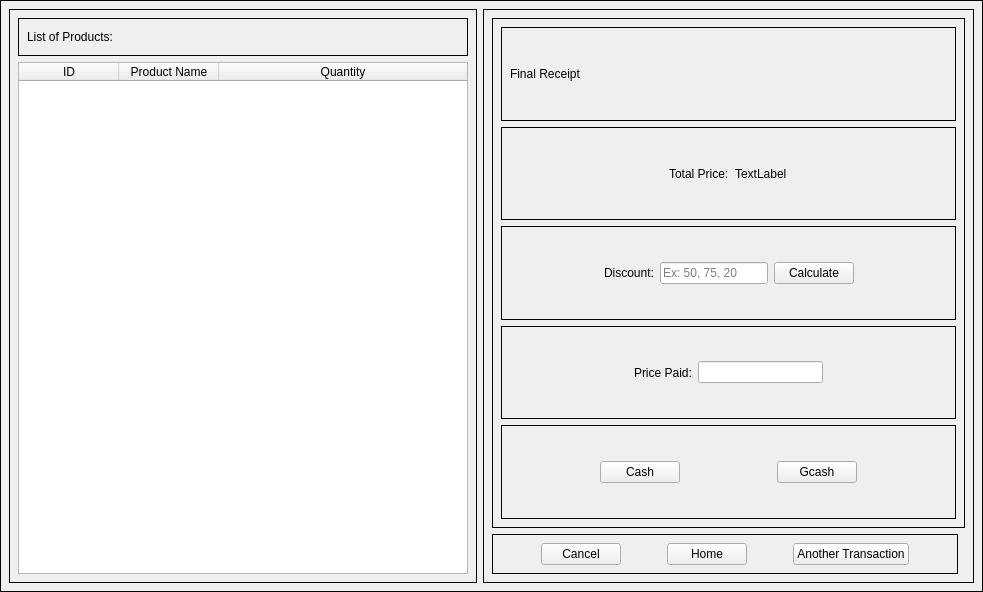
First picture: the form in Screens/MainMenuScreens/Transaction/Transaction_Payment.ui, repository Bideiro/Ranil_project_py, before the edit.
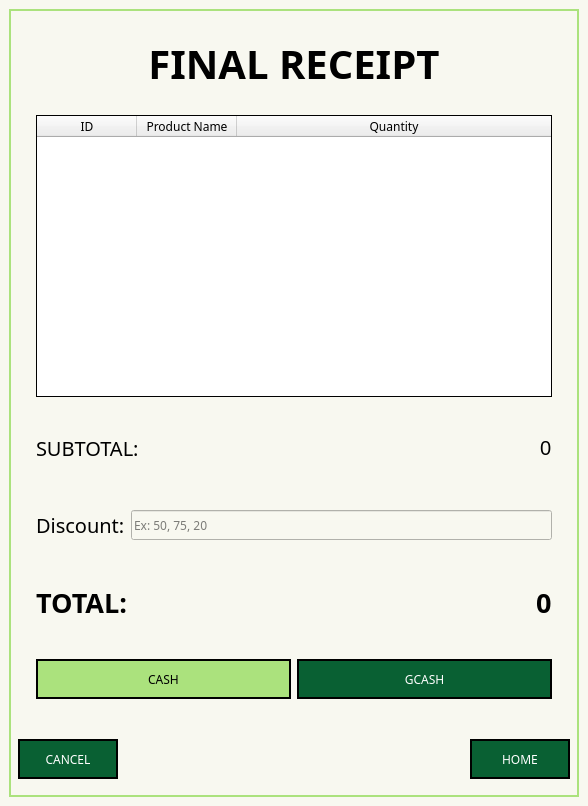
Second picture: the form after the edit.

Diff of the .ui file:
```diff
--- a/Screens/MainMenuScreens/Transaction/Transaction_Payment.ui
+++ b/Screens/MainMenuScreens/Transaction/Transaction_Payment.ui
@@ -6,8 +6,8 @@
    <rect>
     <x>0</x>
     <y>0</y>
-    <width>983</width>
-    <height>592</height>
+    <width>588</width>
+    <height>806</height>
    </rect>
   </property>
   <property name="windowTitle">
@@ -15,85 +15,38 @@
   </property>
   <widget class="QWidget" name="centralwidget">
    <property name="styleSheet">
-    <string notr="true">.QWidget
-{border:1px solid black;}</string>
+    <string notr="true">.QWidget{
+background-color: #F8F8F0
+}
+#widget_2{
+border: 2px solid #ABE27D;
+}
+#widget_9{
+background-color: #F8F8F0;
+}
+.QPushButton{
+background-color: #096033;
+border: 2px solid;
+color: white
+}
+#Cash_btn, #pushButton_3{
+background-color: #ABE27D;
+border: 2px solid black;
+color: black
+}
+#Search_LE{
+border : 1px solid gray;
+color: black
+}
+.QTableWidget{
+border: 1px solid black;
+}
+.QLineEdit{
+background-color: #F8F8F0;
+color: black
+}</string>
    </property>
    <layout class="QHBoxLayout" name="horizontalLayout_8">
-    <item>
-     <widget class="QWidget" name="widget" native="true">
-      <layout class="QVBoxLayout" name="verticalLayout">
-       <item>
-        <widget class="QWidget" name="widget_10" native="true">
-         <layout class="QHBoxLayout" name="horizontalLayout">
-          <item>
-           <widget class="QLabel" name="label_7">
-            <property name="text">
-             <string>List of Products:</string>
-            </property>
-           </widget>
-          </item>
-          <item>
-           <spacer name="horizontalSpacer_15">
-            <property name="orientation">
-             <enum>Qt::Horizontal</enum>
-            </property>
-            <property name="sizeHint" stdset="0">
-             <size>
-              <width>321</width>
-              <height>20</height>
-             </size>
-            </property>
-           </spacer>
-          </item>
-         </layout>
-        </widget>
-       </item>
-       <item>
-        <widget class="QTableWidget" name="Product_Table">
-         <property name="sizeAdjustPolicy">
-          <enum>QAbstractScrollArea::AdjustToContents</enum>
-         </property>
-         <property name="editTriggers">
-          <set>QAbstractItemView::NoEditTriggers</set>
-         </property>
-         <property name="alternatingRowColors">
-          <bool>true</bool>
-         </property>
-         <property name="sortingEnabled">
-          <bool>true</bool>
-         </property>
-         <attribute name="horizontalHeaderMinimumSectionSize">
-          <number>32</number>
-         </attribute>
-         <attribute name="horizontalHeaderStretchLastSection">
-          <bool>true</bool>
-         </attribute>
-         <attribute name="verticalHeaderVisible">
-          <bool>false</bool>
-         </attribute>
-         <attribute name="verticalHeaderMinimumSectionSize">
-          <number>24</number>
-         </attribute>
-         <column>
-          <property name="text">
-           <string>ID</string>
-          </property>
-         </column>
-         <column>
-          <property name="text">
-           <string>Product Name</string>
-          </property>
-         </column>
-         <column>
-          <property name="text">
-           <string>Quantity</string>
-          </property>
-         </column>
-        </widget>
-       </item>
-      </layout>
-     </widget>
-    </item>
     <item>
      <widget class="QWidget" name="widget_2" native="true">
       <layout class="QVBoxLayout" name="verticalLayout_3">
@@ -105,91 +58,169 @@
             <layout class="QHBoxLayout" name="horizontalLayout_3">
              <item>
               <widget class="QLabel" name="label">
+               <property name="font">
+                <font>
+                 <family>DM Sans</family>
+                 <pointsize>30</pointsize>
+                 <bold>true</bold>
+                </font>
+               </property>
                <property name="text">
-                <string>Final Receipt</string>
+                <string>FINAL RECEIPT</string>
                </property>
+               <property name="alignment">
+                <set>Qt::AlignCenter</set>
+               </property>
               </widget>
              </item>
-             <item>
-              <spacer name="horizontalSpacer_5">
-               <property name="orientation">
-                <enum>Qt::Horizontal</enum>
-               </property>
-               <property name="sizeHint" stdset="0">
-                <size>
-                 <width>378</width>
-                 <height>20</height>
-                </size>
-               </property>
-              </spacer>
-             </item>
             </layout>
            </widget>
           </item>
           <item>
-           <widget class="QWidget" name="widget_7" native="true">
-            <layout class="QHBoxLayout" name="horizontalLayout_4">
+           <widget class="QWidget" name="widget" native="true">
+            <property name="sizePolicy">
+             <sizepolicy hsizetype="Preferred" vsizetype="Fixed">
+              <horstretch>0</horstretch>
+              <verstretch>0</verstretch>
+             </sizepolicy>
+            </property>
+            <property name="minimumSize">
+             <size>
+              <width>0</width>
+              <height>300</height>
+             </size>
+            </property>
+            <layout class="QVBoxLayout" name="verticalLayout">
              <item>
-              <spacer name="horizontalSpacer_9">
-               <property name="orientation">
-                <enum>Qt::Horizontal</enum>
+              <widget class="QTableWidget" name="Product_Table">
+               <property name="sizePolicy">
+                <sizepolicy hsizetype="Expanding" vsizetype="Expanding">
+                 <horstretch>0</horstretch>
+                 <verstretch>0</verstretch>
+                </sizepolicy>
                </property>
-               <property name="sizeHint" stdset="0">
-                <size>
-                 <width>162</width>
-                 <height>20</height>
-                </size>
+               <property name="font">
+                <font>
+                 <family>DM Sans</family>
+                </font>
                </property>
-              </spacer>
-             </item>
-             <item>
-              <widget class="QLabel" name="label_2">
-               <property name="text">
-                <string>Total Price:</string>
+               <property name="sizeAdjustPolicy">
+                <enum>QAbstractScrollArea::AdjustToContents</enum>
                </property>
+               <property name="editTriggers">
+                <set>QAbstractItemView::NoEditTriggers</set>
+               </property>
+               <property name="alternatingRowColors">
+                <bool>true</bool>
+               </property>
+               <property name="sortingEnabled">
+                <bool>true</bool>
+               </property>
+               <attribute name="horizontalHeaderCascadingSectionResizes">
+                <bool>false</bool>
+               </attribute>
+               <attribute name="horizontalHeaderMinimumSectionSize">
+                <number>19</number>
+               </attribute>
+               <attribute name="horizontalHeaderStretchLastSection">
+                <bool>true</bool>
+               </attribute>
+               <attribute name="verticalHeaderVisible">
+                <bool>false</bool>
+               </attribute>
+               <attribute name="verticalHeaderMinimumSectionSize">
+                <number>21</number>
+               </attribute>
+               <column>
+                <property name="text">
+                 <string>ID</string>
+                </property>
+                <property name="font">
+                 <font>
+                  <family>DM Sans</family>
+                 </font>
+                </property>
+               </column>
+               <column>
+                <property name="text">
+                 <string>Product Name</string>
+                </property>
+                <property name="font">
+                 <font>
+                  <family>DM Sans</family>
+                 </font>
+                </property>
+               </column>
+               <column>
+                <property name="text">
+                 <string>Quantity</string>
+                </property>
+                <property name="font">
+                 <font>
+                  <family>DM Sans</family>
+                 </font>
+                </property>
+               </column>
               </widget>
              </item>
+            </layout>
+           </widget>
+          </item>
+          <item>
+           <widget class="QWidget" name="widget_11" native="true">
+            <layout class="QHBoxLayout" name="horizontalLayout_9">
              <item>
-              <widget class="QLabel" name="TPrice_L">
+              <widget class="QLabel" name="label_3">
+               <property name="font">
+                <font>
+                 <family>DM Sans</family>
+                 <pointsize>15</pointsize>
+                </font>
+               </property>
                <property name="text">
-                <string>TextLabel</string>
+                <string>SUBTOTAL:</string>
                </property>
               </widget>
              </item>
              <item>
-              <spacer name="horizontalSpacer_10">
+              <spacer name="horizontalSpacer_3">
                <property name="orientation">
                 <enum>Qt::Horizontal</enum>
                </property>
                <property name="sizeHint" stdset="0">
                 <size>
-                 <width>162</width>
+                 <width>40</width>
                  <height>20</height>
                 </size>
                </property>
               </spacer>
              </item>
+             <item>
+              <widget class="QLabel" name="SPrice_L">
+               <property name="font">
+                <font>
+                 <pointsize>15</pointsize>
+                </font>
+               </property>
+               <property name="text">
+                <string>0</string>
+               </property>
+              </widget>
+             </item>
             </layout>
            </widget>
           </item>
           <item>
            <widget class="QWidget" name="widget_8" native="true">
             <layout class="QHBoxLayout" name="horizontalLayout_5">
-             <item>
-              <spacer name="horizontalSpacer_11">
-               <property name="orientation">
-                <enum>Qt::Horizontal</enum>
-               </property>
-               <property name="sizeHint" stdset="0">
-                <size>
-                 <width>84</width>
-                 <height>20</height>
-                </size>
-               </property>
-              </spacer>
-             </item>
              <item>
               <widget class="QLabel" name="label_4">
+               <property name="font">
+                <font>
+                 <family>DM Sans</family>
+                 <pointsize>15</pointsize>
+                </font>
+               </property>
                <property name="text">
                 <string>Discount:</string>
                </property>
@@ -197,6 +228,17 @@
              </item>
              <item>
               <widget class="QLineEdit" name="Discount_LE">
+               <property name="minimumSize">
+                <size>
+                 <width>300</width>
+                 <height>30</height>
+                </size>
+               </property>
+               <property name="font">
+                <font>
+                 <family>DM Sans</family>
+                </font>
+               </property>
                <property name="text">
                 <string/>
                </property>
@@ -205,126 +247,106 @@
                </property>
               </widget>
              </item>
-             <item>
-              <widget class="QPushButton" name="CDiscount_btn">
-               <property name="text">
-                <string>Calculate</string>
-               </property>
-              </widget>
-             </item>
-             <item>
-              <spacer name="horizontalSpacer_12">
-               <property name="orientation">
-                <enum>Qt::Horizontal</enum>
-               </property>
-               <property name="sizeHint" stdset="0">
-                <size>
-                 <width>83</width>
-                 <height>20</height>
-                </size>
-               </property>
-              </spacer>
-             </item>
             </layout>
            </widget>
           </item>
           <item>
-           <widget class="QWidget" name="widget_9" native="true">
-            <layout class="QHBoxLayout" name="horizontalLayout_6">
+           <widget class="QWidget" name="widget_7" native="true">
+            <layout class="QHBoxLayout" name="horizontalLayout_4">
              <item>
-              <spacer name="horizontalSpacer_13">
-               <property name="orientation">
-                <enum>Qt::Horizontal</enum>
+              <widget class="QLabel" name="label_2">
+               <property name="font">
+                <font>
+                 <family>DM Sans</family>
+                 <pointsize>20</pointsize>
+                 <bold>true</bold>
+                </font>
                </property>
-               <property name="sizeHint" stdset="0">
-                <size>
-                 <width>122</width>
-                 <height>20</height>
-                </size>
-               </property>
-              </spacer>
-             </item>
-             <item>
-              <widget class="QLabel" name="label_6">
                <property name="text">
-                <string>Price Paid:</string>
+                <string>TOTAL:</string>
                </property>
               </widget>
              </item>
              <item>
-              <widget class="QLineEdit" name="lineEdit"/>
-             </item>
-             <item>
-              <spacer name="horizontalSpacer_14">
+              <spacer name="horizontalSpacer_10">
                <property name="orientation">
                 <enum>Qt::Horizontal</enum>
                </property>
                <property name="sizeHint" stdset="0">
                 <size>
-                 <width>122</width>
+                 <width>162</width>
                  <height>20</height>
                 </size>
                </property>
               </spacer>
              </item>
+             <item>
+              <widget class="QLabel" name="TPrice_L">
+               <property name="font">
+                <font>
+                 <family>DM Sans</family>
+                 <pointsize>20</pointsize>
+                 <bold>true</bold>
+                </font>
+               </property>
+               <property name="text">
+                <string>0</string>
+               </property>
+              </widget>
+             </item>
             </layout>
            </widget>
           </item>
           <item>
            <widget class="QWidget" name="widget_5" native="true">
             <layout class="QHBoxLayout" name="horizontalLayout_7">
-             <item>
-              <spacer name="horizontalSpacer_6">
-               <property name="orientation">
-                <enum>Qt::Horizontal</enum>
-               </property>
-               <property name="sizeHint" stdset="0">
-                <size>
-                 <width>90</width>
-                 <height>20</height>
-                </size>
-               </property>
-              </spacer>
-             </item>
              <item>
               <widget class="QPushButton" name="Cash_btn">
-               <property name="text">
-                <string>Cash</string>
+               <property name="sizePolicy">
+                <sizepolicy hsizetype="Preferred" vsizetype="Fixed">
+                 <horstretch>0</horstretch>
+                 <verstretch>0</verstretch>
+                </sizepolicy>
                </property>
-              </widget>
-             </item>
-             <item>
-              <spacer name="horizontalSpacer_8">
-               <property name="orientation">
-                <enum>Qt::Horizontal</enum>
-               </property>
-               <property name="sizeHint" stdset="0">
+               <property name="minimumSize">
                 <size>
-                 <width>91</width>
-                 <height>20</height>
+                 <width>200</width>
+                 <height>40</height>
                 </size>
                </property>
-              </spacer>
-             </item>
-             <item>
-              <widget class="QPushButton" name="pushButton_3">
+               <property name="font">
+                <font>
+                 <family>DM Sans</family>
+                </font>
+               </property>
                <property name="text">
-                <string>Gcash</string>
+                <string>CASH</string>
                </property>
               </widget>
              </item>
              <item>
-              <spacer name="horizontalSpacer_7">
-               <property name="orientation">
-                <enum>Qt::Horizontal</enum>
+              <widget class="QPushButton" name="GCash_btn">
+               <property name="sizePolicy">
+                <sizepolicy hsizetype="Preferred" vsizetype="Fixed">
+                 <horstretch>0</horstretch>
+                 <verstretch>0</verstretch>
+                </sizepolicy>
                </property>
-               <property name="sizeHint" stdset="0">
+               <property name="minimumSize">
                 <size>
-                 <width>90</width>
-                 <height>20</height>
+                 <width>200</width>
+                 <height>40</height>
                 </size>
                </property>
-              </spacer>
+               <property name="font">
+                <font>
+                 <family>DM Sans</family>
+                </font>
+               </property>
+               <property name="text">
+                <string>GCASH</string>
+               </property>
+              </widget>
              </item>
             </layout>
            </widget>
@@ -335,29 +357,33 @@
        <item>
         <widget class="QWidget" name="widget_3" native="true">
          <property name="sizePolicy">
-          <sizepolicy hsizetype="Fixed" vsizetype="Fixed">
+          <sizepolicy hsizetype="Preferred" vsizetype="Fixed">
            <horstretch>0</horstretch>
            <verstretch>0</verstretch>
           </sizepolicy>
          </property>
          <layout class="QHBoxLayout" name="horizontalLayout_2">
-          <item>
-           <spacer name="horizontalSpacer_2">
-            <property name="orientation">
-             <enum>Qt::Horizontal</enum>
-            </property>
-            <property name="sizeHint" stdset="0">
-             <size>
-              <width>40</width>
-              <height>20</height>
-             </size>
-            </property>
-           </spacer>
-          </item>
+          <property name="leftMargin">
+           <number>0</number>
+          </property>
+          <property name="rightMargin">
+           <number>0</number>
+          </property>
           <item>
            <widget class="QPushButton" name="Cancel_btn">
+            <property name="minimumSize">
+             <size>
+              <width>100</width>
+              <height>40</height>
+             </size>
+            </property>
+            <property name="font">
+             <font>
+              <family>DM Sans</family>
+             </font>
+            </property>
             <property name="text">
-             <string>Cancel</string>
+             <string>CANCEL</string>
             </property>
            </widget>
           </item>
@@ -368,7 +394,7 @@
             </property>
             <property name="sizeHint" stdset="0">
              <size>
-              <width>40</width>
+              <width>70</width>
               <height>20</height>
              </size>
             </property>
@@ -376,44 +402,22 @@
           </item>
           <item>
            <widget class="QPushButton" name="Home_btn">
-            <property name="text">
-             <string>Home</string>
-            </property>
-           </widget>
-          </item>
-          <item>
-           <spacer name="horizontalSpacer_4">
-            <property name="orientation">
-             <enum>Qt::Horizontal</enum>
-            </property>
-            <property name="sizeHint" stdset="0">
+            <property name="minimumSize">
              <size>
-              <width>40</width>
-              <height>20</height>
+              <width>100</width>
+              <height>40</height>
              </size>
             </property>
-           </spacer>
-          </item>
-          <item>
-           <widget class="QPushButton" name="ATrans_btn">
+            <property name="font">
+             <font>
+              <family>DM Sans</family>
+             </font>
+            </property>
             <property name="text">
-             <string>Another Transaction</string>
+             <string>HOME</string>
             </property>
            </widget>
           </item>
-          <item>
-           <spacer name="horizontalSpacer_3">
-            <property name="orientation">
-             <enum>Qt::Horizontal</enum>
-            </property>
-            <property name="sizeHint" stdset="0">
-             <size>
-              <width>40</width>
-              <height>20</height>
-             </size>
-            </property>
-           </spacer>
-          </item>
          </layout>
         </widget>
        </item>
```
Left out of the diff: 3 changed lines with no effect on the pictures.
